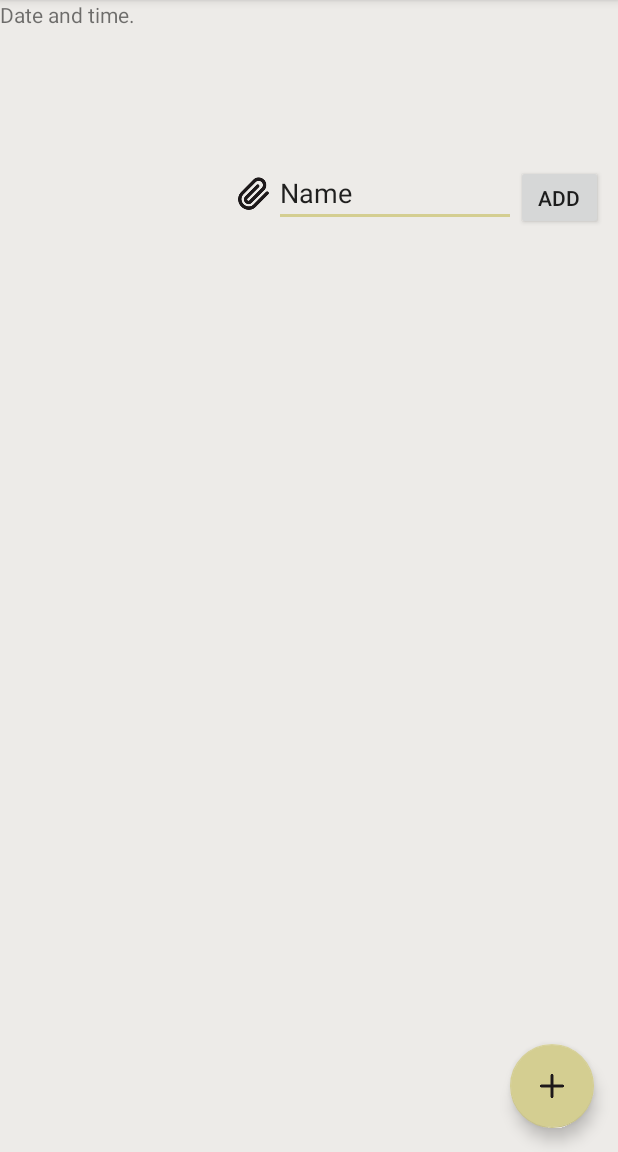
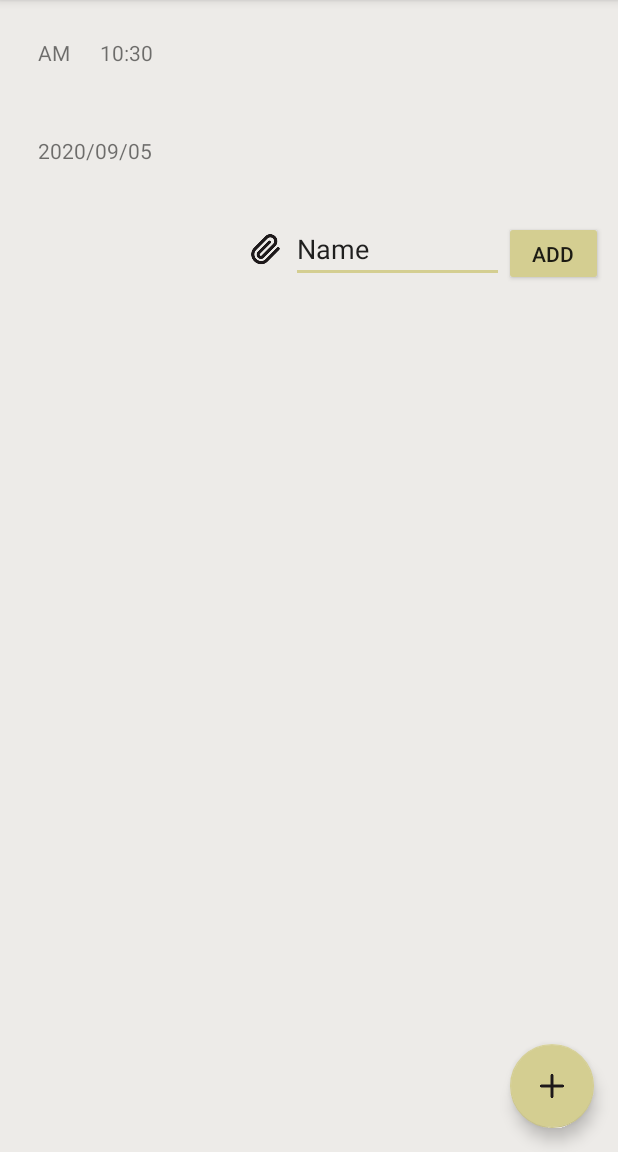
Before and after one commit to mjkcool/Branch-Memo-Beta, an Android app: the screen it shows after launch (MainActivity), on a phone screen of 412 x 824 dp, the part 84-1236 px from its top. Run offline under Robolectric (Android 15) with nearby library versions, the phone set to English and light mode, and no system bars.

Commit message:
Implement Clock of Main screen

```diff
--- a/app/src/main/java/com/example/branchmemo/MainActivity.java
+++ b/app/src/main/java/com/example/branchmemo/MainActivity.java
@@ -1,32 +1,52 @@
 package com.example.branchmemo;
 
+import android.annotation.SuppressLint;
+import android.icu.util.Calendar;
 import android.os.Bundle;
 
 import com.google.android.material.floatingactionbutton.FloatingActionButton;
 import com.google.android.material.snackbar.Snackbar;
 
+import androidx.annotation.NonNull;
 import androidx.appcompat.app.ActionBar;
 import androidx.appcompat.app.AppCompatActivity;
 import androidx.appcompat.widget.Toolbar;
 
+import android.os.Handler;
+import android.os.Message;
 import android.view.View;
 
 import android.view.Menu;
 import android.view.MenuItem;
+import android.widget.TextView;
+import android.widget.Toast;
+
+import java.text.SimpleDateFormat;
+import java.util.Date;
 
 public class MainActivity extends AppCompatActivity {
+    TextView Date_top_1, Date_top_2, Date_bottom;
 
+    private static Handler mHandler ;
+
+    @SuppressLint("HandlerLeak")
     @Override
     protected void onCreate(Bundle savedInstanceState) {
         super.onCreate(savedInstanceState);
         setContentView(R.layout.activity_main);
+
+
         Toolbar toolbar = findViewById(R.id.toolbar);
+
+
         setSupportActionBar(toolbar);
         ActionBar actionBar = getSupportActionBar();
         actionBar = getSupportActionBar();
         actionBar.setDisplayShowCustomEnabled(true);
         actionBar.setDisplayShowTitleEnabled(false);//기본 제목을 없애줍니다.
-        //actionBar.setDisplayHomeAsUpEnabled(true); //뒤로가기 버튼
+        //actionBar.setDisplayHomeAsUpEnabled(true); //툴바의 뒤로가기 버튼
+
+
 
         FloatingActionButton fab = findViewById(R.id.fab);
         fab.setOnClickListener(new View.OnClickListener() {
@@ -36,7 +56,48 @@ public class MainActivity extends AppCompatActivity {
                         .setAction("Action", null).show();
             }
         });
+
+
+
+        mHandler = new Handler() {
+            @Override
+            public void handleMessage(Message msg) {
+                Calendar cal = Calendar.getInstance() ;
+                SimpleDateFormat ap = new SimpleDateFormat("a");
+                SimpleDateFormat time = new SimpleDateFormat("hh:mm");
+                SimpleDateFormat date = new SimpleDateFormat("yyyy/MM/dd");
+
+                Date_top_1 = (TextView) findViewById(R.id.a_view);
+                Date_top_2 = (TextView) findViewById(R.id.time_view);
+                Date_bottom = (TextView) findViewById(R.id.date_view);
+
+                Date_top_1.setText(ap.format(cal.getTime()));
+                Date_top_2.setText(time.format(cal.getTime()));
+                Date_bottom.setText(date.format(cal.getTime()));
+            }
+        };
+
+        class NewRunnable implements Runnable {
+            Calendar cal = Calendar.getInstance();
+
+            @Override
+            public void run() {
+                while (true) {
+                    mHandler.sendEmptyMessage(0) ;
+                    try {
+                        Thread.sleep(1000) ;
+                    } catch (Exception e) {
+                        e.printStackTrace() ;
+                    }
+                }
+            }
+        }
+
+        NewRunnable nr = new NewRunnable() ;
+        Thread t = new Thread(nr) ;
+        t.start() ;
     }
+
 
     @Override
     public boolean onCreateOptionsMenu(Menu menu) {
@@ -47,9 +108,6 @@ public class MainActivity extends AppCompatActivity {
 
     @Override
     public boolean onOptionsItemSelected(MenuItem item) {
-        // Handle action bar item clicks here. The action bar will
-        // automatically handle clicks on the Home/Up button, so long
-        // as you specify a parent activity in AndroidManifest.xml.
         int id = item.getItemId();
 
         //noinspection SimplifiableIfStatement
@@ -59,4 +117,5 @@ public class MainActivity extends AppCompatActivity {
 
         return super.onOptionsItemSelected(item);
     }
+
 }
--- a/app/src/main/res/layout/fragment_first.xml
+++ b/app/src/main/res/layout/fragment_first.xml
@@ -5,38 +5,61 @@
     android:layout_width="match_parent"
     android:layout_height="match_parent"
     android:background="#EDEBE8"
+    android:backgroundTint="#EDEBE8"
     android:orientation="vertical"
     tools:context=".FirstFragment">
 
-    <TextView
-        android:id="@+id/textView"
+    <LinearLayout
         android:layout_width="match_parent"
-        android:layout_height="88dp"
-        android:text="Date and time." />
+        android:layout_height="wrap_content"
+        android:orientation="vertical"
+        android:padding="25dp">
+
+        <LinearLayout
+            android:layout_width="181dp"
+            android:layout_height="match_parent"
+            android:orientation="horizontal">
+
+            <TextView
+                android:id="@+id/a_view"
+                android:layout_width="41dp"
+                android:layout_height="65dp"
+                android:text="time" />
+
+            <TextView
+                android:id="@+id/time_view"
+                android:layout_width="145dp"
+                android:layout_height="match_parent"
+                android:layout_weight="1"
+                android:text="TextView" />
+        </LinearLayout>
+
+        <TextView
+            android:id="@+id/date_view"
+            android:layout_width="181dp"
+            android:layout_height="29dp"
+            android:text="date" />
+
+    </LinearLayout>
 
     <LinearLayout
         android:layout_width="match_parent"
         android:layout_height="43dp"
-        android:layout_marginTop="20dp"
         android:orientation="horizontal"
+        android:paddingLeft="160dp"
         android:paddingRight="10dp">
-
-        <Space
-            android:layout_width="133dp"
-            android:layout_height="match_parent"
-            android:layout_weight="1" />
 
         <ImageView
             android:id="@+id/imageView"
-            android:layout_width="5dp"
-            android:layout_height="30dp"
+            android:layout_width="3dp"
+            android:layout_height="25dp"
             android:layout_gravity="center"
             android:layout_weight="1"
             android:src="@drawable/clip" />
 
         <EditText
             android:id="@+id/editTextTextPersonName"
-            android:layout_width="139dp"
+            android:layout_width="111dp"
             android:layout_height="wrap_content"
             android:layout_weight="1"
             android:ems="10"
@@ -48,7 +71,19 @@
             android:layout_width="35dp"
             android:layout_height="wrap_content"
             android:layout_weight="1"
+            android:backgroundTint="#D4CE91"
             android:text="Add" />
 
     </LinearLayout>
+
+    <ScrollView
+        android:layout_width="match_parent"
+        android:layout_height="match_parent">
+
+        <LinearLayout
+            android:layout_width="match_parent"
+            android:layout_height="wrap_content"
+            android:orientation="vertical" />
+    </ScrollView>
+
 </LinearLayout>
```
